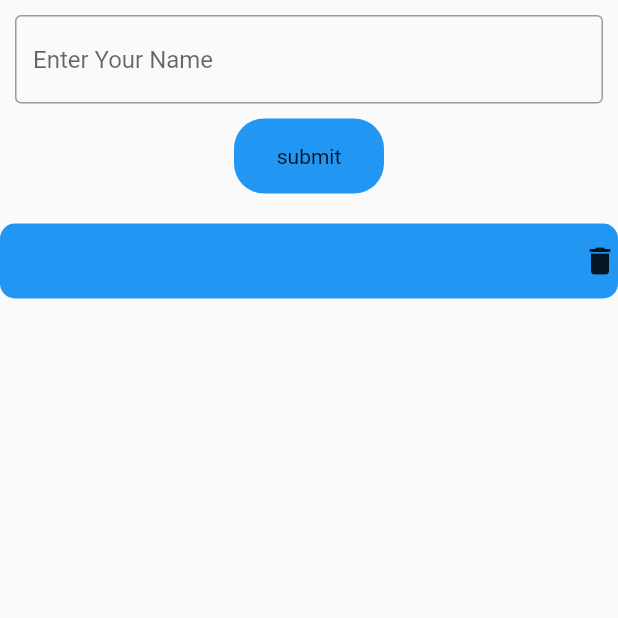
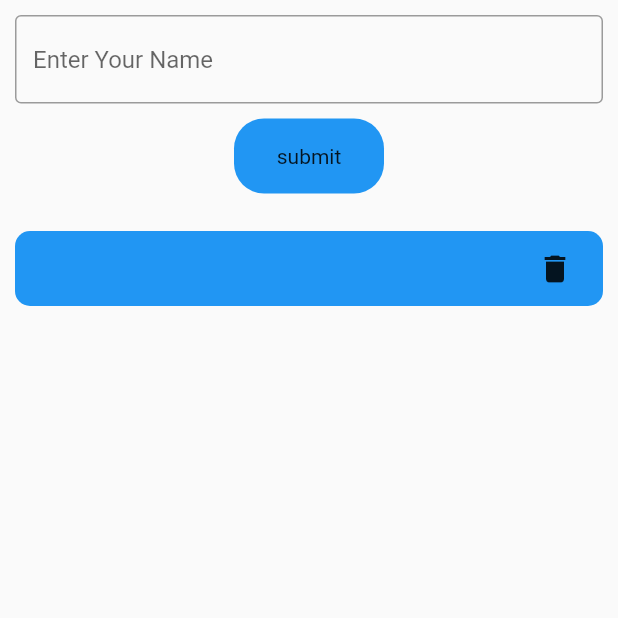
Before and after one commit to BhanderiNikunj/name_textfilde, a Flutter app: the screen it shows after launch, after a tap on "submit", on a phone screen of 412 x 824 dp, the top half of it. Run offline on Flutter 3.47's test engine with Material 2 defaults, Android fonts, the light colour scheme and no system bars.

Commit message:
20/12/2022

```diff
--- a/lib/HomePage.dart
+++ b/lib/HomePage.dart
@@ -25,9 +25,7 @@ class _HomeState extends State<Home> {
                     decoration: InputDecoration(
                       border: OutlineInputBorder(),
                       hintText: "Enter Your Name",
-                      focusedBorder: OutlineInputBorder(
-                        borderRadius: BorderRadius.all(Radius.circular(100))
-                      )
+                      focusedBorder: OutlineInputBorder()
                     ),
                   ),
                 ),
@@ -67,11 +65,13 @@ class _HomeState extends State<Home> {
          )
     );
   }
-  Widget Name(dynamic name,)
+  Widget Name(dynamic name)
   {
     return Column(
       children: [
-        Container(
+        Padding(
+          padding: const EdgeInsets.only(left: 10,right: 10,top: 5),
+          child: Container(
             height: 50,
             width: double.infinity,
             decoration: BoxDecoration(
@@ -81,21 +81,28 @@ class _HomeState extends State<Home> {
             child: Row(
               mainAxisAlignment: MainAxisAlignment.spaceBetween,
               children: [
-              Text("$name"),
+                Padding(
+                  padding: const EdgeInsets.only(left: 20),
+                  child: Text("$name"),
+                ),
                 InkWell(onTap: () {
                   setState(() {
                     l1.removeAt(0);
                   });
                 },
+                    child: Padding(
+                      padding: const EdgeInsets.only(right: 20),
                       child: Icon(
                           Icons.delete
+                      ),
                     )
                 ),
               ],
             ),
           ),
+        ),
         SizedBox(
-          height: 20,
+          height: 10,
         )
       ],
     );
```
Lines whose indentation alone changed are shown as unchanged.
